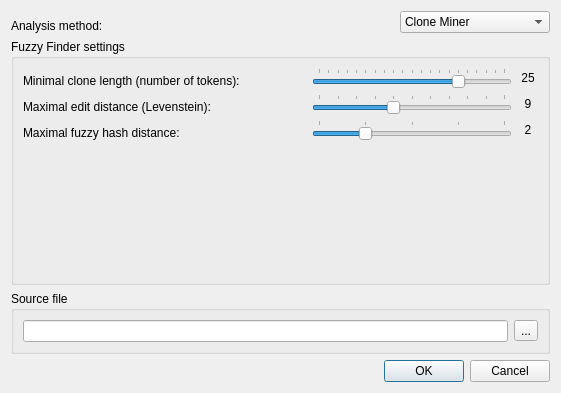
spbu-se/pldoctoolkit, file doc-clone-miner/qtui/element_miner_settings.ui: the form before one commit.
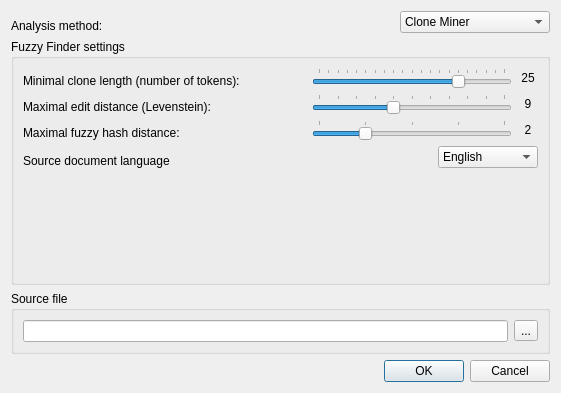
The form after the commit. The open tabs and pages were chosen to show the change.

Commit message: Russian language fuzzy analysis support

What changed in the file:
```diff
--- a/doc-clone-miner/qtui/element_miner_settings.ui
+++ b/doc-clone-miner/qtui/element_miner_settings.ui
@@ -594,6 +594,56 @@
             </item>
            </layout>
           </item>
+          <item>
+           <layout class="QHBoxLayout" name="horizontalLayout_11">
+            <item>
+             <widget class="QLabel" name="label_8">
+              <property name="text">
+               <string>Source document language</string>
+              </property>
+              <property name="alignment">
+               <set>Qt::AlignBottom|Qt::AlignLeading|Qt::AlignLeft</set>
+              </property>
+             </widget>
+            </item>
+            <item>
+             <spacer name="horizontalSpacer_8">
+              <property name="orientation">
+               <enum>Qt::Horizontal</enum>
+              </property>
+              <property name="sizeHint" stdset="0">
+               <size>
+                <width>40</width>
+                <height>20</height>
+               </size>
+              </property>
+             </spacer>
+            </item>
+            <item>
+             <widget class="QComboBox" name="cbSrcLang">
+              <property name="minimumSize">
+               <size>
+                <width>100</width>
+                <height>0</height>
+               </size>
+              </property>
+              <property name="toolTip">
+               <string>&lt;html&gt;&lt;head/&gt;&lt;body&gt;&lt;p&gt;Only &lt;span style=&quot; font-weight:600;&quot;&gt;English/Russian&lt;/span&gt; manual setting now,&lt;/p&gt;&lt;p&gt;hope to &lt;span style=&quot; font-style:italic;&quot;&gt;autodetect&lt;/span&gt; in the future.&lt;/p&gt;&lt;/body&gt;&lt;/html&gt;</string>
+              </property>
+              <item>
+               <property name="text">
+                <string>English</string>
+               </property>
+              </item>
+              <item>
+               <property name="text">
+                <string>Russian</string>
+               </property>
+              </item>
+             </widget>
+            </item>
+           </layout>
+          </item>
           <item>
            <spacer name="verticalSpacer_2">
             <property name="orientation">
```
The commit also changes 3 other files.
